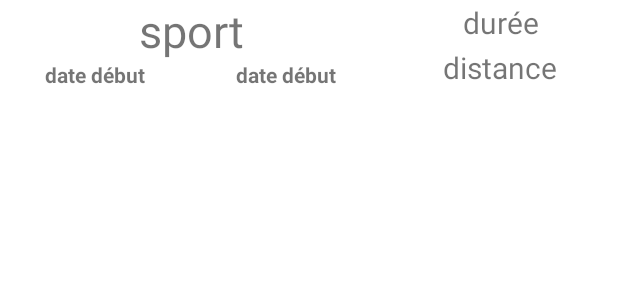
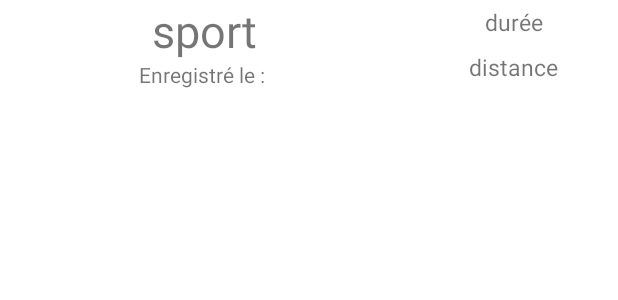
Before and after one commit to jduplaix/SportTrack, an Android app: the layout activity_history_adapter.xml on its own in the app's theme, with its tools: preview values and no code run, on a phone screen of 412 x 824 dp. Shown: the top 300 px of the screen. Run offline under Robolectric (Android 15) with nearby library versions, the phone set to English and light mode, and no system bars.

Commit message:
Feat: affichage histo suivis durée + distance + durée/distance. TODO: upd,del

```diff
--- a/app/src/main/java/com/example/sporttrack/db/TrackedSport.java
+++ b/app/src/main/java/com/example/sporttrack/db/TrackedSport.java
@@ -28,7 +28,6 @@ public class TrackedSport {
     @ColumnInfo(name = "trackingStart")
     public Date trackingStart;
 
-    @Ignore
     @ColumnInfo(name = "trackingEnd")
     public Date trackingEnd;
 
@@ -62,7 +61,6 @@ public class TrackedSport {
         return trackingStart;
     }
 
-    @NonNull
     public Date getTrackingEnd() {
         return trackingEnd;
     }
@@ -97,7 +95,7 @@ public class TrackedSport {
         this.trackingStart = trackingStart;
     }
 
-    public void setTrackingEnd(@NonNull Date trackingEnd) {
+    public void setTrackingEnd(Date trackingEnd) {
         this.trackingEnd = trackingEnd;
     }
 
--- a/app/src/main/java/com/example/sporttrack/tracking/TrackRealTimeActivity.java
+++ b/app/src/main/java/com/example/sporttrack/tracking/TrackRealTimeActivity.java
@@ -18,6 +18,7 @@ import com.example.sporttrack.db.TrackedSport;
 
 
 import java.text.SimpleDateFormat;
+import java.util.ArrayList;
 import java.util.Calendar;
 import java.util.Date;
 
@@ -26,8 +27,7 @@ public class TrackRealTimeActivity extends MyApplication {
     Sport sport;
     TrackedSport trackedSport;
     AppDb db;
-    Date startDateTime;
-    Date stopDateTime;
+
 
     @Override
     protected void onCreate(Bundle savedInstanceState) {
@@ -82,6 +82,7 @@ public class TrackRealTimeActivity extends MyApplication {
                     db.trackedSportDao().insert(trackedSport);
                     Toast.makeText(this,"Suivi du " + sport.getLabel() + " enregistré.",Toast.LENGTH_SHORT).show();
                     finish();
+                    break;
             }
         });
 
--- a/app/src/main/res/layout/activity_history.xml
+++ b/app/src/main/res/layout/activity_history.xml
@@ -18,7 +18,7 @@
         android:layout_width="wrap_content"
         android:layout_height="wrap_content"
         android:id="@+id/lvHist"
-        android:layout_marginTop="60dp"
+        android:layout_marginTop="100dp"
         />
 
 </RelativeLayout>
--- a/app/src/main/res/layout/activity_history_adapter.xml
+++ b/app/src/main/res/layout/activity_history_adapter.xml
@@ -10,7 +10,7 @@
         android:layout_width="wrap_content"
         android:layout_height="60dp"
         android:orientation="vertical"
-        android:layout_weight="60">
+        android:layout_weight="70">
         <TextView
             android:layout_width="match_parent"
             android:layout_height="40dp"
@@ -21,44 +21,23 @@
             android:textSize="30dp"
             android:text="sport"
             />
-
-
-
-        <LinearLayout
+        <TextView
             android:layout_width="match_parent"
-            android:layout_height="wrap_content"
-            android:orientation="horizontal"
-            android:weightSum="100">
-
-            <TextView
-                android:layout_width="wrap_content"
             android:layout_height="20dp"
             android:id="@+id/tvHistStart"
             android:textAlignment="center"
             android:layout_weight="50"
             android:gravity="center"
-                android:textStyle="bold"
-                android:text="date début"
+            android:text="Enregistré le : "
             />
-            <TextView
-                android:layout_width="wrap_content"
-                android:layout_height="20dp"
-                android:id="@+id/tvHistend"
-                android:textAlignment="center"
-                android:layout_weight="50"
-                android:gravity="center"
-                android:textStyle="bold"
-                android:text="date début"
-                />
-
-        </LinearLayout>
     </LinearLayout>
 
     <LinearLayout
         android:layout_width="wrap_content"
         android:layout_height="60dp"
         android:orientation="vertical"
-        android:layout_weight="40">
+        android:layout_weight="30"
+        >
         <TextView
             android:layout_width="match_parent"
             android:layout_height="30dp"
@@ -66,10 +45,9 @@
             android:textAlignment="center"
             android:layout_weight="30"
             android:gravity="center"
-            android:textSize="20dp"
+            android:textSize="15dp"
             android:text="durée"
             />
-
         <TextView
             android:layout_width="match_parent"
             android:layout_height="30dp"
@@ -78,7 +56,8 @@
             android:layout_weight="70"
             android:gravity="center"
             android:text="distance"
-            android:textSize="20dp"
+            android:textSize="15dp"
+
             />
     </LinearLayout>
 
```
Also changed, not shown: app/src/main/java/com/example/sporttrack/history/HistoryAdapter.java (+36 -4 lines). Lines whose indentation alone changed are shown as unchanged.
